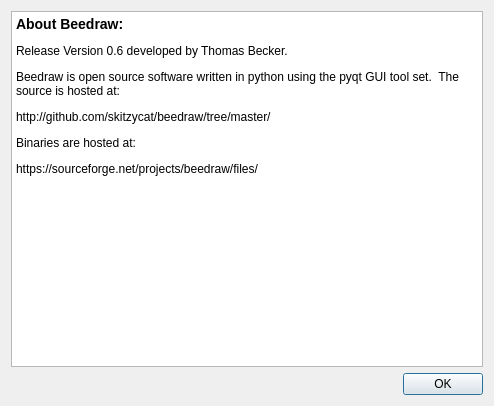
First picture: the form in designer/AboutDisplayDialogUi.ui, repository skitzycat/beedraw, before the edit.
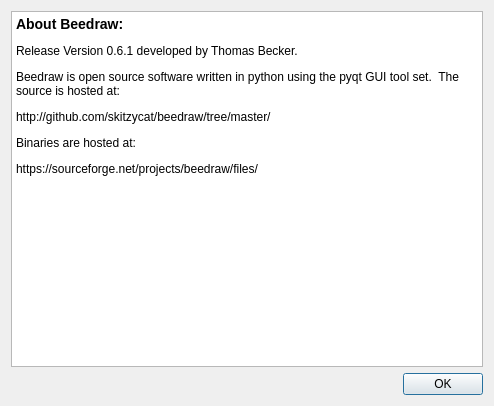
Second picture: the form after the edit.

Commit message: upped version number in about in preparation for 0.6.1 release

```diff
--- a/designer/AboutDisplayDialogUi.ui
+++ b/designer/AboutDisplayDialogUi.ui
@@ -24,7 +24,7 @@
 p, li { white-space: pre-wrap; }
 &lt;/style>&lt;/head>&lt;body style=" font-family:'Sans Serif'; font-size:9pt; font-weight:400; font-style:normal;">
 &lt;p style=" margin-top:14px; margin-bottom:12px; margin-left:0px; margin-right:0px; -qt-block-indent:0; text-indent:0px; font-size:large; font-weight:600;">&lt;span style=" font-size:large;">About Beedraw:&lt;/span>&lt;/p>
-&lt;p style=" margin-top:12px; margin-bottom:12px; margin-left:0px; margin-right:0px; -qt-block-indent:0; text-indent:0px;">Release Version 0.6 developed by Thomas Becker.&lt;/p>
+&lt;p style=" margin-top:12px; margin-bottom:12px; margin-left:0px; margin-right:0px; -qt-block-indent:0; text-indent:0px;">Release Version 0.6.1 developed by Thomas Becker.&lt;/p>
 &lt;p style=" margin-top:12px; margin-bottom:12px; margin-left:0px; margin-right:0px; -qt-block-indent:0; text-indent:0px;">Beedraw is open source software written in python using the pyqt GUI tool set.  The source is hosted at:&lt;/p>
 &lt;p style=" margin-top:12px; margin-bottom:12px; margin-left:0px; margin-right:0px; -qt-block-indent:0; text-indent:0px;">http://github.com/skitzycat/beedraw/tree/master/&lt;/p>
 &lt;p style=" margin-top:12px; margin-bottom:12px; margin-left:0px; margin-right:0px; -qt-block-indent:0; text-indent:0px;">Binaries are hosted at:&lt;/p>
```
